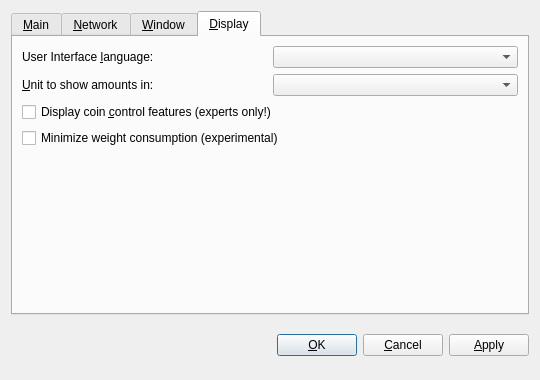
Before: the Qt Designer form src/qt/forms/optionsdialog.ui in bogatyrov/valorbit, drawn with Qt 5.
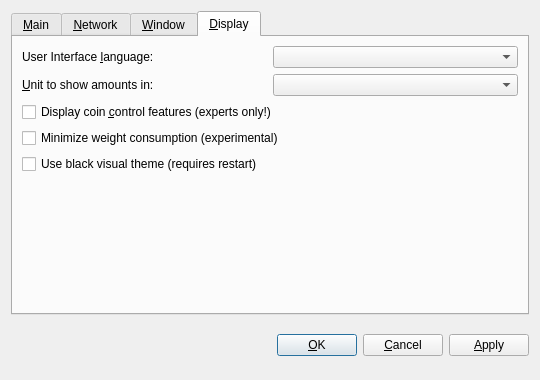
After: the same form once the commit is applied. The open tabs and pages were chosen to show the change. Custom widgets are drawn as their Qt base class.

```diff
--- a/src/qt/forms/optionsdialog.ui
+++ b/src/qt/forms/optionsdialog.ui
@@ -389,6 +389,13 @@
          </property>
         </widget>
        </item>
+       <item>
+        <widget class="QCheckBox" name="useBlackTheme">
+         <property name="text">
+          <string>Use black visual theme (requires restart)</string>
+         </property>
+        </widget>
+       </item>
        <item>
         <spacer name="verticalSpacer_Display">
          <property name="orientation">
```
